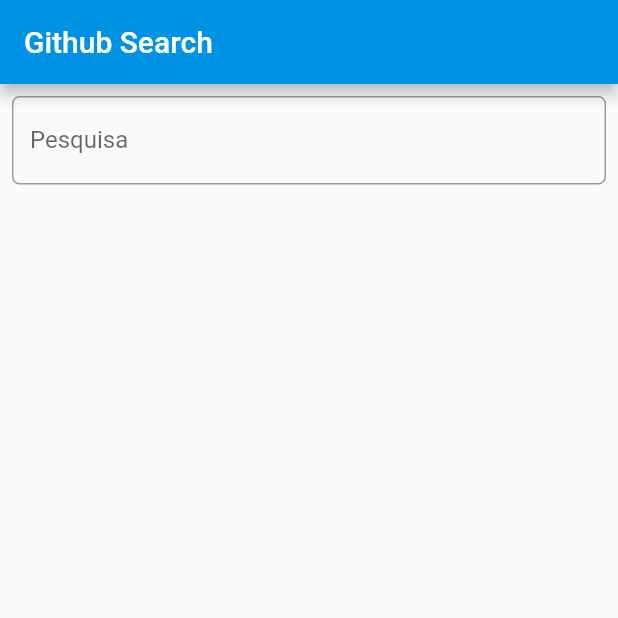
After one commit to renanamr/Github-Search, a Flutter app: the screen it shows after launch, on a phone screen of 412 x 824 dp, the top half of it. The commit adds this screen. Run offline on Flutter 3.47's test engine with Material 2 defaults, Android fonts, the phone set to English and light mode, and no system bars; our stand-ins replace dio, rxdart; generated files the repository leaves out were written again.

Commit message:
Implementation of bloc

```diff
--- /dev/null
+++ b/lib/src/blocs/Home_Bloc.dart
@@ -0,0 +1,40 @@
+import 'package:github_search/src/models/User.dart';
+import 'package:dio/dio.dart';
+import 'package:rxdart/subjects.dart';
+
+class HomeBloc {
+
+  Dio dio; //Construtor para utilização do dio
+  BehaviorSubject<List<User>> _subjectList;// Elemento de controle stream
+
+  //Contrutor da class
+  HomeBloc(){
+    dio = Dio();
+    _subjectList = new BehaviorSubject.seeded(List<User>());
+  }
+
+  //Retorna valores
+  Stream<List<User>> get listStream => _subjectList.stream;
+
+  //Buscar usuarios do git
+  getUsers(String nick)async{
+
+    //Buscar users na API GitHub
+    Response response = await dio.get("https://api.github.com/search/users?q=${nick}");
+    List<User> temp = List<User>();//Lista temporaria para inserção
+
+    //Organizar valores user
+    for(var item in response.data["items"]){
+      temp.add(User.fromJson(item));
+    }
+
+    //Acionar Stream
+    _subjectList.sink.add(temp);
+
+  }
+
+  dispose(){
+    _subjectList.close();
+  }
+
+}
--- a/lib/src/models/User.dart
+++ b/lib/src/models/User.dart
@@ -1,6 +1,16 @@
+import 'package:json_annotation/json_annotation.dart';
+
+
+part 'User.g.dart';
+@JsonSerializable()
 class User {
-  String nickName; //Nome do usuário
-  String photoUrl; //Url da foto do usuário
+  String login; //Nome do usuário
+  String avatar_url; //Url da foto do usuário
   String url; //Url para repositorio do usuário
 
+  User();//Contrutor vazio
+
+  //Gerar user a partir de json
+  factory User.fromJson(Map<String, dynamic> json) => _$UserFromJson(json);
+
 }
--- a/lib/src/ui/ExpandedUser.dart
+++ b/lib/src/ui/ExpandedUser.dart
@@ -20,11 +20,11 @@ class ExpandedUser extends StatelessWidget {
 
           Padding(
             padding: const EdgeInsets.all(8.0),
-            child: ImageGit(user.photoUrl, 100),
+            child: ImageGit(user.avatar_url, 100),
           ),
 
 
-          Text(user.nickName, textAlign: TextAlign.center,style: const TextStyle(fontWeight: FontWeight.bold, fontSize: 20,),),
+          Text(user.login, textAlign: TextAlign.center,style: const TextStyle(fontWeight: FontWeight.bold, fontSize: 20,),),
 
           Text(user.url, textAlign: TextAlign.center,style: const TextStyle(fontSize: 16),),
         ],
--- a/lib/src/ui/Home.dart
+++ b/lib/src/ui/Home.dart
@@ -1,14 +1,40 @@
 import 'package:flutter/material.dart';
+import 'package:github_search/src/blocs/Home_Bloc.dart';
 
-class Home extends StatelessWidget {
+import 'widgets/ListUser.dart';
+
+class Home extends StatefulWidget {
+  @override
+  _HomeState createState() => _HomeState();
+}
+
+class _HomeState extends State<Home> {
+
+  TextEditingController controllerSearch = TextEditingController();
+
+
+  HomeBloc homeBloc;
+
+  @override
+  void initState() {
+    homeBloc = HomeBloc();
+    super.initState();
+  }
+
+  @override
+  void dispose() {
+    controllerSearch.dispose();
+    homeBloc.dispose();
+    super.dispose();
+  }
+
   @override
   Widget build(BuildContext context) {
     return Scaffold(
       appBar: AppBar(
         title: Text('Github Search'),
       ),
-      body: SingleChildScrollView(
-        child: Column(
+      body: Column(
         crossAxisAlignment: CrossAxisAlignment.stretch,
         mainAxisAlignment: MainAxisAlignment.start,
         mainAxisSize: MainAxisSize.max,
@@ -18,6 +44,10 @@ class Home extends StatelessWidget {
             padding: const EdgeInsets.fromLTRB(8.0,8.0,8.0,2.0),
 
             child: TextField(
+              controller: controllerSearch,
+              onChanged: (String text){
+                homeBloc.getUsers(controllerSearch.text);
+              },
               decoration: InputDecoration(
                 labelText: 'Pesquisa',
                 border: OutlineInputBorder(
@@ -26,8 +56,26 @@ class Home extends StatelessWidget {
               ),
             ),
           ),
+
+          StreamBuilder(
+            stream: homeBloc.listStream,
+            builder: (BuildContext _, snapshot){
+
+              if (snapshot.hasError) {
+                return Text('Erro: ${snapshot.error}');
+              }
+
+              switch (snapshot.connectionState) {
+
+                case ConnectionState.waiting:
+                  return const Text('Carregando...');
+
+                default:
+                  return ListUser(snapshot.data);
+              }
+
+            },)
         ],
-        ),
       ),
     );
   }
--- a/lib/src/ui/widgets/ImageGit.dart
+++ b/lib/src/ui/widgets/ImageGit.dart
@@ -16,7 +16,7 @@ class ImageGit extends StatelessWidget {
         color: Colors.transparent,
           shape: BoxShape.circle,
           image: DecorationImage(
-              fit: BoxFit.cover,
+              fit: BoxFit.contain,
               image: NetworkImage(
                   photoUrl)
           )
--- /dev/null
+++ b/lib/src/ui/widgets/ListUser.dart
@@ -0,0 +1,21 @@
+import 'package:flutter/material.dart';
+import 'package:github_search/src/models/User.dart';
+import 'UserSample.dart';
+
+class ListUser extends StatelessWidget {
+
+  final List<User> users;
+  const ListUser(this.users);
+
+  @override
+  Widget build(BuildContext context) {
+    return Expanded(
+      child: ListView.builder(
+        itemCount: users.length,
+        itemBuilder: (_,index){
+          return UserSample(user: users[index]);
+        },
+      ),
+    );
+  }
+}
--- a/lib/src/ui/widgets/UserSample.dart
+++ b/lib/src/ui/widgets/UserSample.dart
@@ -14,11 +14,11 @@ class UserSample extends StatelessWidget {
     return ListTile(
       onTap: ()=>Navigator.of(context).push(MaterialPageRoute(builder: (_)=> ExpandedUser(user: user,))),
 
-      title: Text(user.nickName, style: TextStyle(fontWeight: FontWeight.bold),),
+      title: Text(user.login, style: TextStyle(fontWeight: FontWeight.bold),),
 
       subtitle: Text(user.url, overflow: TextOverflow.ellipsis,),
 
-      leading: ImageGit(user.photoUrl, 40)
+      leading: ImageGit(user.avatar_url, 40)
     );
   }
 }
```
Also changed, not shown: lib/src/models/User.g.dart (added). Lines whose indentation alone changed are shown as unchanged.
